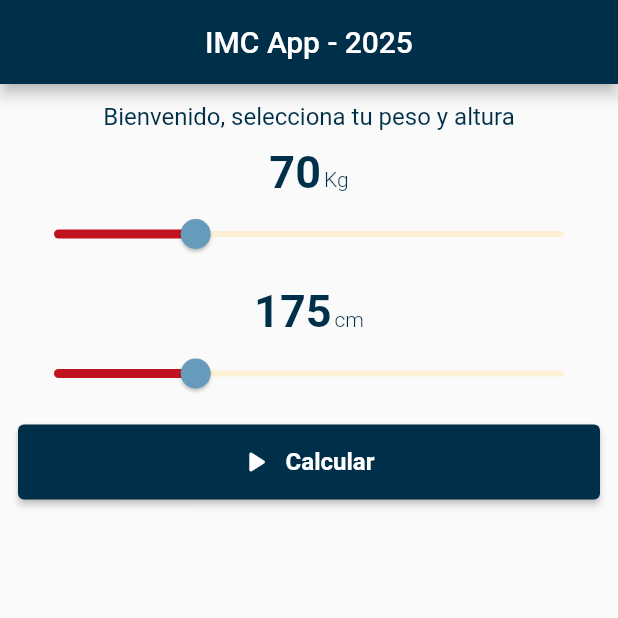
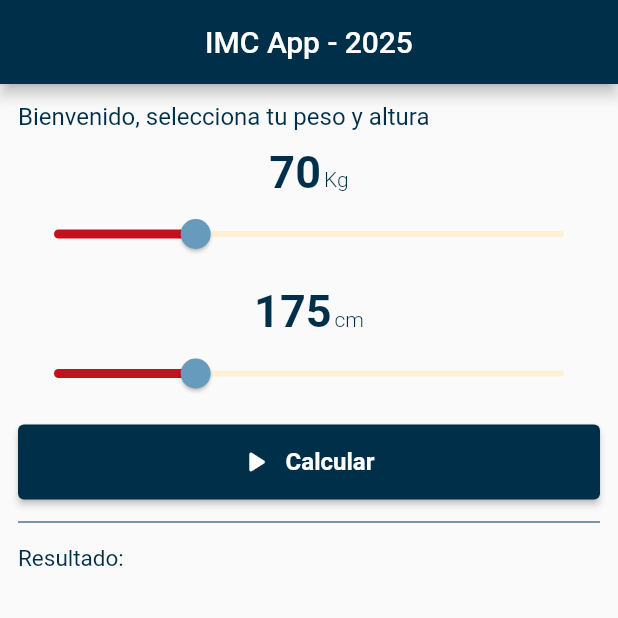
Before and after one commit to duducito15/app07_imc_20242, a Flutter app: the screen it shows after launch, on a phone screen of 412 x 824 dp, the top half of it. Run offline on Flutter 3.47's test engine with Material 3 defaults, Android fonts, the phone set to English and light mode, and no system bars.

Commit message:
Assets images

```diff
--- a/lib/home_page.dart
+++ b/lib/home_page.dart
@@ -14,6 +14,7 @@ class HomePage extends StatelessWidget {
       body: Padding(
         padding: const EdgeInsets.all(12.0),
         child: Column(
+          crossAxisAlignment: CrossAxisAlignment.start,
           children: [
             Text(
               "Bienvenido, selecciona tu peso y altura",
@@ -117,6 +118,23 @@ class HomePage extends StatelessWidget {
                 ),
               ),
             ),
+            SizedBox(
+              height: 10.0,
+            ),
+            Divider(
+              height: 10.0,
+              color: Color(0xFF003049),
+            ),
+            SizedBox(
+              height: 10.0,
+            ),
+            Text(
+              "Resultado: ",
+              style: TextStyle(
+                fontSize: 15.0,
+                color: Color(0xFF003049),
+              ),
+            ),
           ],
         ),
       ),
```
Also changed, not shown: assets/images/image1.png (added), assets/images/image2.png (added), assets/images/image3.png (added), assets/images/image4.png (added).
